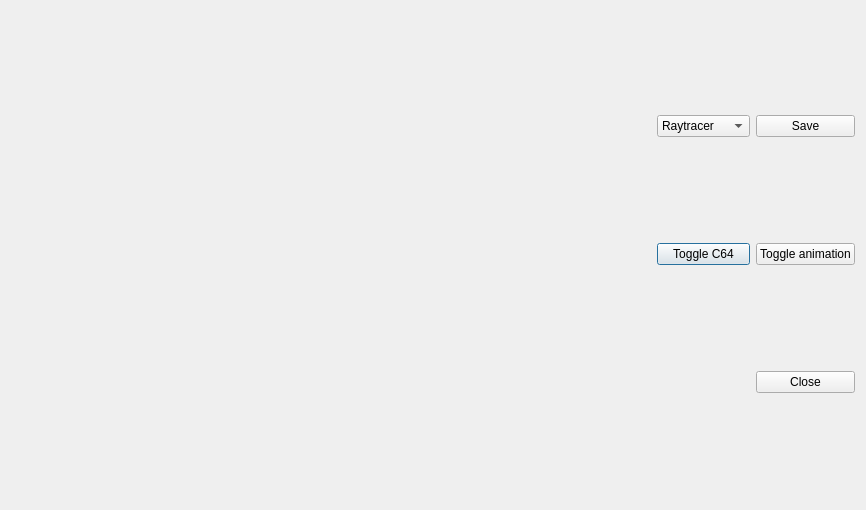
This is source/dialogeffects.ui in leuat/TRSE as Qt 5 draws it before an edit. The edited form follows.
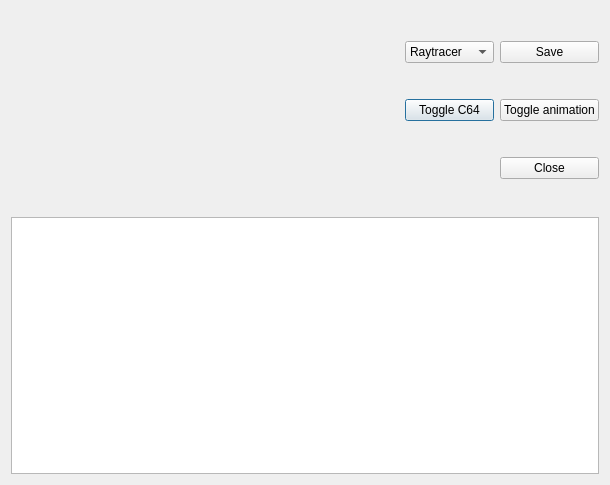
This is the edited form.

```diff
--- a/source/dialogeffects.ui
+++ b/source/dialogeffects.ui
@@ -6,10 +6,16 @@
    <rect>
     <x>0</x>
     <y>0</y>
-    <width>866</width>
-    <height>510</height>
+    <width>610</width>
+    <height>485</height>
    </rect>
   </property>
+  <property name="maximumSize">
+   <size>
+    <width>10000</width>
+    <height>10000</height>
+   </size>
+  </property>
   <property name="windowTitle">
    <string>Dialog</string>
   </property>
@@ -25,8 +31,8 @@
         <widget class="QLabel" name="lblImage">
          <property name="minimumSize">
           <size>
-           <width>640</width>
-           <height>480</height>
+           <width>320</width>
+           <height>200</height>
           </size>
          </property>
          <property name="maximumSize">
@@ -100,6 +106,9 @@
      </item>
     </layout>
    </item>
+   <item>
+    <widget class="QTextBrowser" name="txtOutput"/>
+   </item>
   </layout>
  </widget>
  <resources/>
```
